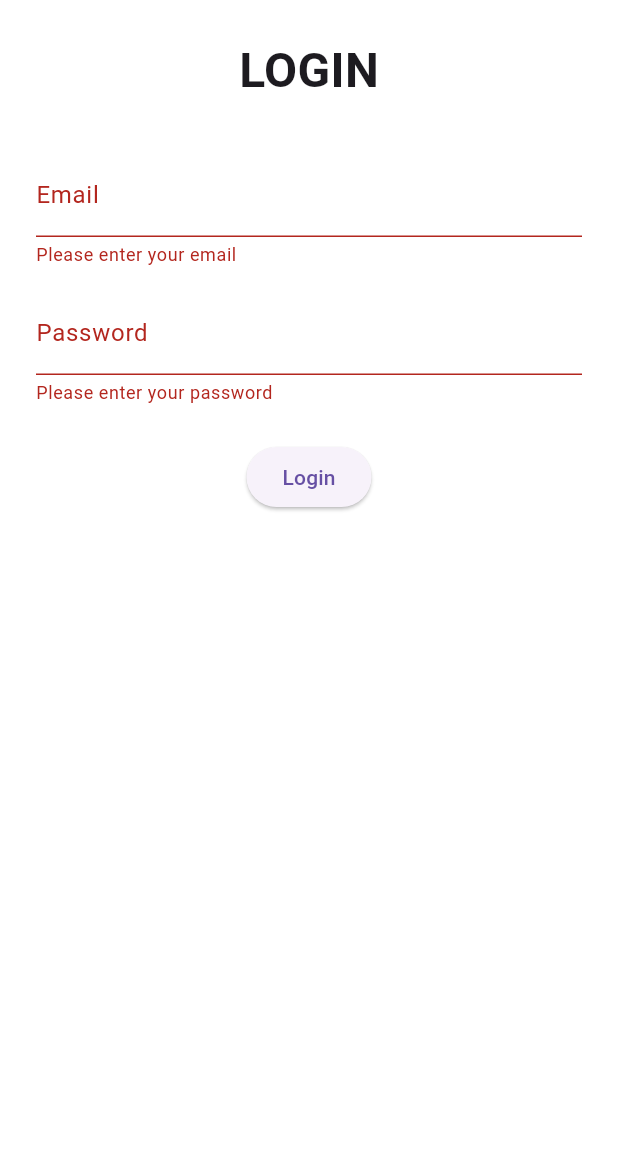
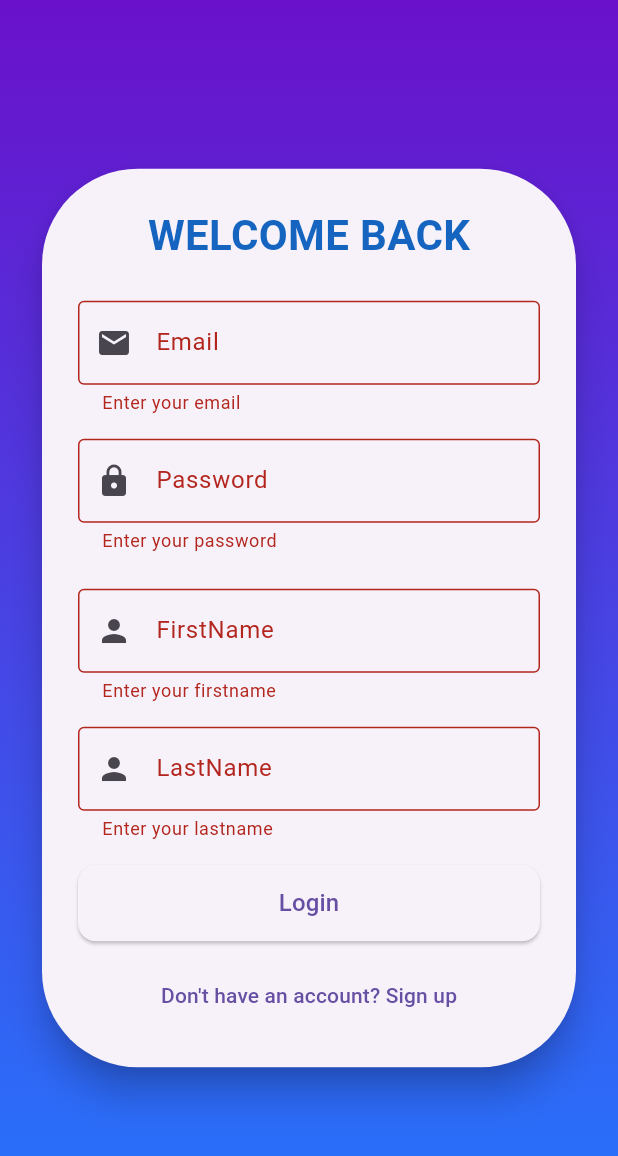
Before and after one commit to Nifemie/Rendev-app, a Flutter app: the screen it shows after launch, after a tap on "Login", on a phone screen of 412 x 824 dp. Shown: the top 1156 px of the screen. Run offline on Flutter 3.47's test engine with Material 3 defaults, Android fonts, the phone set to English and light mode, and no system bars.

Commit message:
Added modern login UI with styling and validation

```diff
--- a/lib/main.dart
+++ b/lib/main.dart
@@ -10,54 +10,132 @@ class MyApp extends StatelessWidget {
 }
 
 class LoginPage extends StatelessWidget {
-  final _formkey = GlobalKey<FormState>();
-  final TextEditingController _emailController = TextEditingController();
-  final TextEditingController _passwordController = TextEditingController();
+  final _formKey = GlobalKey<FormState>();
+  final TextEditingController emailController = TextEditingController();
+  final TextEditingController passwordController = TextEditingController();
+  final TextEditingController firstnameController = TextEditingController();
+  final TextEditingController lastnameController = TextEditingController();
 
   @override
   Widget build(BuildContext context) {
     return Scaffold(
-      backgroundColor: Colors.white,
-      body: Padding(
+      body: Container(
+        width: double.infinity,
+        decoration: const BoxDecoration(
+          gradient: LinearGradient(
+            colors: [Color(0xFF6A11CB), Color(0xFF2575FC)],
+            begin: Alignment.topCenter,
+            end: Alignment.bottomCenter,
+          ),
+        ),
+        child: Center(
+          child: SingleChildScrollView(
+            padding: const EdgeInsets.all(24.0),
+            child: Card(
+              shape: RoundedRectangleBorder(
+                borderRadius: BorderRadius.circular(64),
+              ),
+              elevation: 10,
+              child: Padding(
                 padding: const EdgeInsets.all(24.0),
                 child: Form(
-          key: _formkey,
+                  key: _formKey,
                   child: Column(
+                    mainAxisSize: MainAxisSize.min,
                     children: [
                       Text(
-                "LOGIN",
-                style: TextStyle(fontSize: 32, fontWeight: FontWeight.bold),
+                        'WELCOME BACK',
+                        style: TextStyle(
+                          fontSize: 28,
+                          fontWeight: FontWeight.bold,
+                          color: Colors.blue[800],
                         ),
-              SizedBox(height: 32),
+                      ),
+                      const SizedBox(height: 24),
                       TextFormField(
-                controller: _emailController,
-                decoration: InputDecoration(labelText: 'Email'),
+                        controller: emailController,
+                        decoration: const InputDecoration(
+                          labelText: 'Email',
+                          prefixIcon: Icon(Icons.email),
+                          border: OutlineInputBorder(),
+                        ),
                         keyboardType: TextInputType.emailAddress,
                         validator:
-                    (Value) =>
-                        Value!.isEmpty ? 'Please enter your email' : null,
+                            (value) =>
+                                value!.isEmpty ? 'Enter your email' : null,
                       ),
-              SizedBox(height: 16),
+                      const SizedBox(height: 16),
                       TextFormField(
-                controller: _passwordController,
-                decoration: InputDecoration(labelText: 'Password'),
+                        controller: passwordController,
+                        decoration: const InputDecoration(
+                          labelText: 'Password',
+                          prefixIcon: Icon(Icons.lock),
+                          border: OutlineInputBorder(),
+                        ),
                         obscureText: true,
                         validator:
-                    (Value) =>
-                        Value!.isEmpty ? 'Please enter your password' : null,
+                            (value) =>
+                                value!.isEmpty ? 'Enter your password' : null,
                       ),
-              SizedBox(height: 24),
-              ElevatedButton(
+                      const SizedBox(height: 24),
+                      TextFormField(
+                        controller: firstnameController,
+                        decoration: const InputDecoration(
+                          labelText: 'FirstName',
+                          prefixIcon: Icon(Icons.person),
+                          border: OutlineInputBorder(),
+                        ),
+                        keyboardType: TextInputType.name,
+                        validator:
+                            (value) =>
+                                value!.isEmpty ? 'Enter your firstname' : null,
+                      ),
+                      const SizedBox(height: 16),
+                      TextFormField(
+                        controller: lastnameController,
+                        decoration: const InputDecoration(
+                          labelText: 'LastName',
+                          prefixIcon: Icon(Icons.person),
+                          border: OutlineInputBorder(),
+                        ),
+                        keyboardType: TextInputType.name,
+                        validator:
+                            (value) =>
+                                value!.isEmpty ? 'Enter your lastname' : null,
+                      ),
+                      const SizedBox(height: 16),
+                      SizedBox(
+                        width: double.infinity,
+                        child: ElevatedButton(
                           onPressed: () {
-                  if (_formkey.currentState!.validate()) {
-                    // Perform login action
-                    print('Email: ${_emailController.text}');
-                    print('Password: ${_passwordController.text}');
+                            if (_formKey.currentState!.validate()) {
+                              print(
+                                'Email: ${emailController.text}, Password: ${passwordController.text},name: ${firstnameController.text},name: ${lastnameController.text},',
+                              );
                             }
                           },
-                child: Text('Login'),
+                          style: ElevatedButton.styleFrom(
+                            padding: const EdgeInsets.symmetric(vertical: 14),
+                            shape: RoundedRectangleBorder(
+                              borderRadius: BorderRadius.circular(12),
+                            ),
+                          ),
+                          child: const Text(
+                            'Login',
+                            style: TextStyle(fontSize: 16),
+                          ),
+                        ),
+                      ),
+                      const SizedBox(height: 12),
+                      TextButton(
+                        onPressed: () {},
+                        child: const Text("Don't have an account? Sign up"),
                       ),
                     ],
+                  ),
+                ),
+              ),
+            ),
           ),
         ),
       ),
```
Lines whose indentation alone changed are shown as unchanged.
